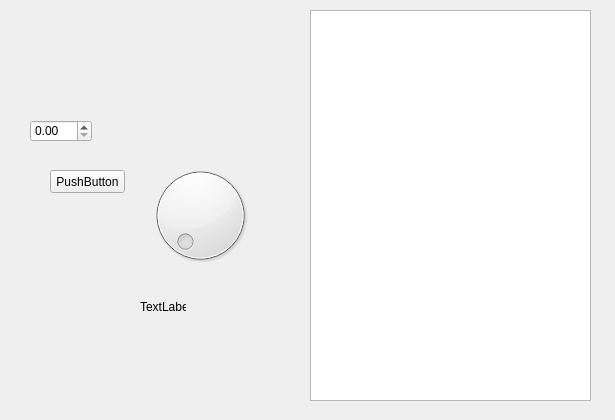
First picture: the form in src/simulation.runner.qt/taskwidget.ui, repository toeb/sine, before the edit.
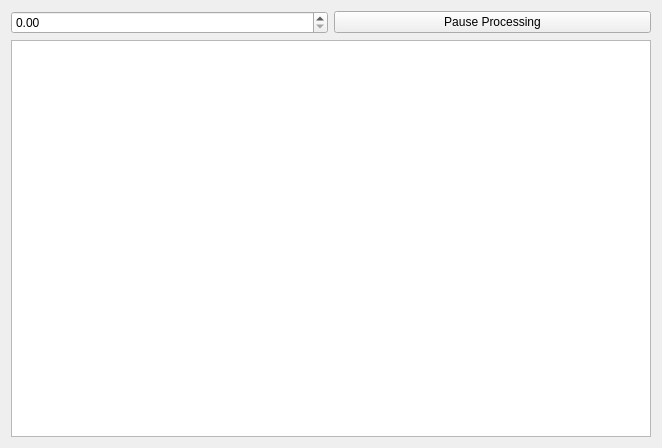
Second picture: the form after the edit.

Diff of the .ui file:
```diff
--- a/src/simulation.runner.qt/taskwidget.ui
+++ b/src/simulation.runner.qt/taskwidget.ui
@@ -6,69 +6,36 @@
    <rect>
     <x>0</x>
     <y>0</y>
-    <width>615</width>
-    <height>420</height>
+    <width>662</width>
+    <height>448</height>
    </rect>
   </property>
   <property name="windowTitle">
    <string>Form</string>
   </property>
-  <widget class="QDial" name="dial">
-   <property name="geometry">
-    <rect>
-     <x>140</x>
-     <y>160</y>
-     <width>121</width>
-     <height>111</height>
-    </rect>
-   </property>
-  </widget>
-  <widget class="QListView" name="listView">
-   <property name="geometry">
-    <rect>
-     <x>310</x>
-     <y>10</y>
-     <width>281</width>
-     <height>391</height>
-    </rect>
-   </property>
-  </widget>
-  <widget class="QPushButton" name="pushButton">
-   <property name="geometry">
-    <rect>
-     <x>50</x>
-     <y>170</y>
-     <width>75</width>
-     <height>23</height>
-    </rect>
-   </property>
-   <property name="text">
-    <string>PushButton</string>
-   </property>
-  </widget>
-  <widget class="QLabel" name="label">
-   <property name="geometry">
-    <rect>
-     <x>140</x>
-     <y>300</y>
-     <width>46</width>
-     <height>13</height>
-    </rect>
-   </property>
-   <property name="text">
-    <string>TextLabel</string>
-   </property>
-  </widget>
-  <widget class="QDoubleSpinBox" name="doubleSpinBox">
-   <property name="geometry">
-    <rect>
-     <x>30</x>
-     <y>120</y>
-     <width>62</width>
-     <height>22</height>
-    </rect>
-   </property>
-  </widget>
+  <layout class="QHBoxLayout" name="horizontalLayout_2">
+   <item>
+    <layout class="QVBoxLayout" name="verticalLayout">
+     <item>
+      <layout class="QHBoxLayout" name="horizontalLayout">
+       <item>
+        <widget class="QDoubleSpinBox" name="callbackTimeoutSpinner"/>
+       </item>
+       <item>
+        <widget class="QPushButton" name="pauseButton">
+         <property name="text">
+          <string>Pause Processing</string>
+         </property>
+        </widget>
+       </item>
+      </layout>
+     </item>
+     <item>
+      <widget class="QListView" name="listView"/>
+     </item>
+    </layout>
+   </item>
+  </layout>
  </widget>
  <resources/>
  <connections/>
```
